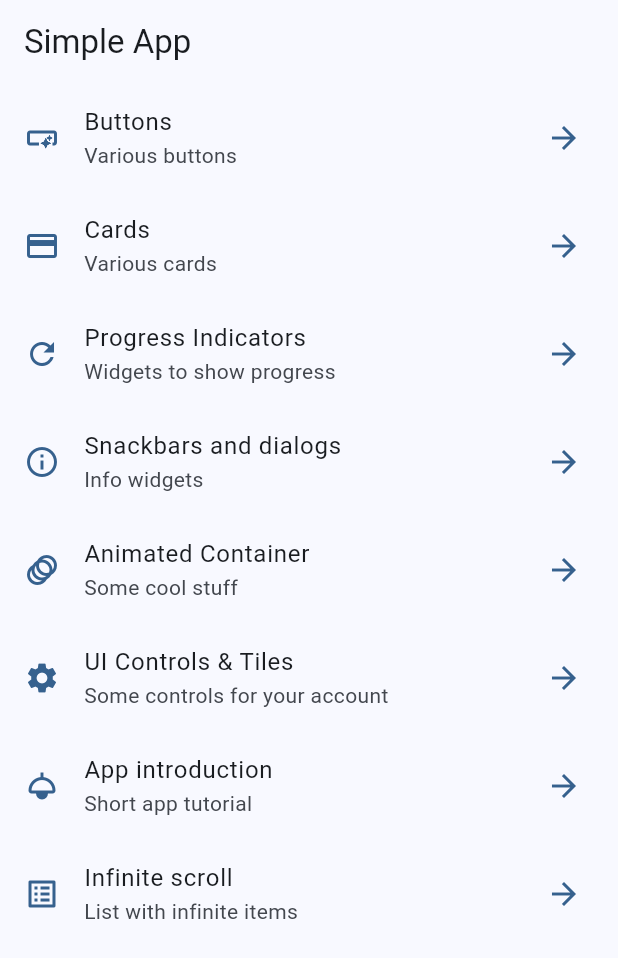
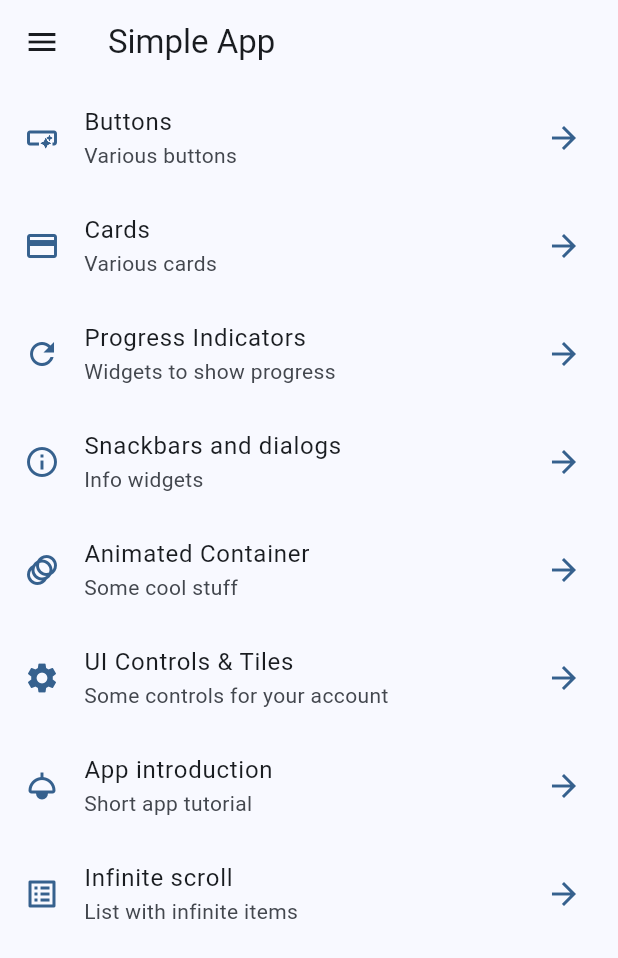
Before and after one commit to ProgramadorIV/Simple-flutter-app, a Flutter app: the screen it shows after launch, on a phone screen of 412 x 824 dp. Shown: the top 958 px of the screen. Run offline on Flutter 3.47's test engine with Material 2 defaults, Android fonts, the phone set to English and light mode, and no system bars; our stand-ins replace animate_do, go_router.

```diff
--- a/lib/presentation/screens/home/home_screen.dart
+++ b/lib/presentation/screens/home/home_screen.dart
@@ -1,6 +1,7 @@
 import 'package:flutter/material.dart';
 import 'package:go_router/go_router.dart';
 import 'package:simple_flutter_app/config/menu/menu_item.dart';
+import 'package:simple_flutter_app/presentation/widgets/drawer_menu.dart';
 
 class HomeScreen extends StatelessWidget {
   const HomeScreen({super.key});
@@ -9,12 +10,15 @@ class HomeScreen extends StatelessWidget {
 
   @override
   Widget build(BuildContext context) {
+    final scaffoldKey = GlobalKey<ScaffoldState>();
+
     return Scaffold(
-      appBar: AppBar(
-        title: const Text('Simple App'),
-      ),
-      body: const _HomeView(),
-    );
+        key: scaffoldKey,
+        appBar: AppBar(
+          title: const Text('Simple App'),
+        ),
+        body: const _HomeView(),
+        drawer: DrawerMenu(scaffoldKey: scaffoldKey));
   }
 }
 
```
